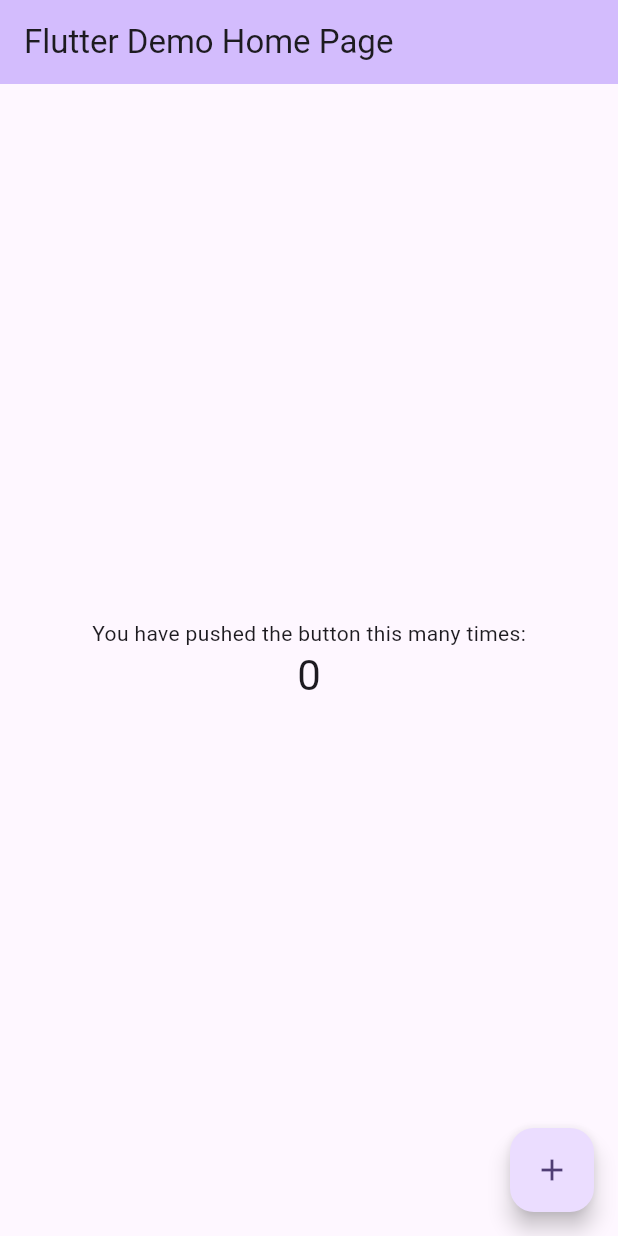
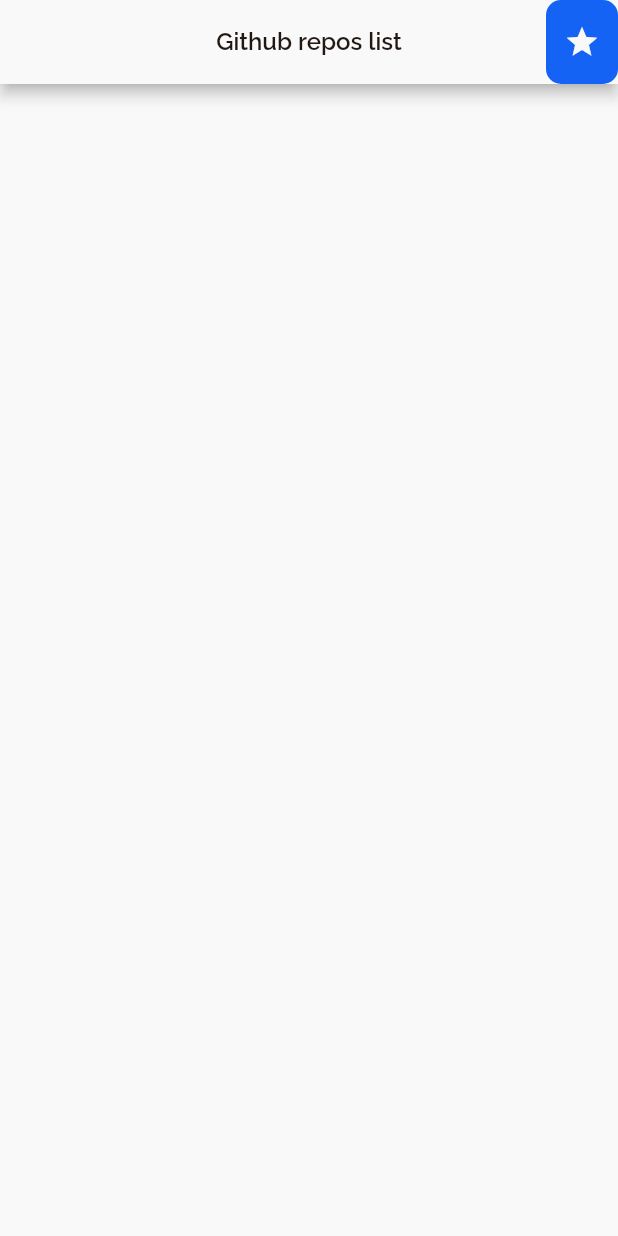
Before and after one commit to valeriiaradzivilo/github_api_project, a Flutter app: the screen it shows after launch, on a phone screen of 412 x 824 dp. Run offline on Flutter 3.47's test engine with Material 2 defaults, Android fonts, the phone set to English and light mode, and no system bars.

Commit message:
added theme

```diff
--- a/lib/main.dart
+++ b/lib/main.dart
@@ -1,4 +1,6 @@
 import 'package:flutter/material.dart';
+import 'package:github_api_project/presentation/initial_screen/initial_screen.dart';
+import 'package:github_api_project/shared/color_scheme.dart';
 
 void main() {
   runApp(const MyApp());
@@ -7,119 +9,13 @@ void main() {
 class MyApp extends StatelessWidget {
   const MyApp({super.key});
 
-  // This widget is the root of your application.
   @override
   Widget build(BuildContext context) {
     return MaterialApp(
-      title: 'Flutter Demo',
-      theme: ThemeData(
-        // This is the theme of your application.
-        //
-        // TRY THIS: Try running your application with "flutter run". You'll see
-        // the application has a blue toolbar. Then, without quitting the app,
-        // try changing the seedColor in the colorScheme below to Colors.green
-        // and then invoke "hot reload" (save your changes or press the "hot
-        // reload" button in a Flutter-supported IDE, or press "r" if you used
-        // the command line to start the app).
-        //
-        // Notice that the counter didn't reset back to zero; the application
-        // state is not lost during the reload. To reset the state, use hot
-        // restart instead.
-        //
-        // This works for code too, not just values: Most code changes can be
-        // tested with just a hot reload.
-        colorScheme: ColorScheme.fromSeed(seedColor: Colors.deepPurple),
-        useMaterial3: true,
-      ),
-      home: const MyHomePage(title: 'Flutter Demo Home Page'),
+      title: 'Github API',
+      theme: customLightTheme(),
+      home: const InitialScreen(),
+      debugShowCheckedModeBanner: false,
     );
   }
 }
-
-class MyHomePage extends StatefulWidget {
-  const MyHomePage({super.key, required this.title});
-
-  // This widget is the home page of your application. It is stateful, meaning
-  // that it has a State object (defined below) that contains fields that affect
-  // how it looks.
-
-  // This class is the configuration for the state. It holds the values (in this
-  // case the title) provided by the parent (in this case the App widget) and
-  // used by the build method of the State. Fields in a Widget subclass are
-  // always marked "final".
-
-  final String title;
-
-  @override
-  State<MyHomePage> createState() => _MyHomePageState();
-}
-
-class _MyHomePageState extends State<MyHomePage> {
-  int _counter = 0;
-
-  void _incrementCounter() {
-    setState(() {
-      // This call to setState tells the Flutter framework that something has
-      // changed in this State, which causes it to rerun the build method below
-      // so that the display can reflect the updated values. If we changed
-      // _counter without calling setState(), then the build method would not be
-      // called again, and so nothing would appear to happen.
-      _counter++;
-    });
-  }
-
-  @override
-  Widget build(BuildContext context) {
-    // This method is rerun every time setState is called, for instance as done
-    // by the _incrementCounter method above.
-    //
-    // The Flutter framework has been optimized to make rerunning build methods
-    // fast, so that you can just rebuild anything that needs updating rather
-    // than having to individually change instances of widgets.
-    return Scaffold(
-      appBar: AppBar(
-        // TRY THIS: Try changing the color here to a specific color (to
-        // Colors.amber, perhaps?) and trigger a hot reload to see the AppBar
-        // change color while the other colors stay the same.
-        backgroundColor: Theme.of(context).colorScheme.inversePrimary,
-        // Here we take the value from the MyHomePage object that was created by
-        // the App.build method, and use it to set our appbar title.
-        title: Text(widget.title),
-      ),
-      body: Center(
-        // Center is a layout widget. It takes a single child and positions it
-        // in the middle of the parent.
-        child: Column(
-          // Column is also a layout widget. It takes a list of children and
-          // arranges them vertically. By default, it sizes itself to fit its
-          // children horizontally, and tries to be as tall as its parent.
-          //
-          // Column has various properties to control how it sizes itself and
-          // how it positions its children. Here we use mainAxisAlignment to
-          // center the children vertically; the main axis here is the vertical
-          // axis because Columns are vertical (the cross axis would be
-          // horizontal).
-          //
-          // TRY THIS: Invoke "debug painting" (choose the "Toggle Debug Paint"
-          // action in the IDE, or press "p" in the console), to see the
-          // wireframe for each widget.
-          mainAxisAlignment: MainAxisAlignment.center,
-          children: <Widget>[
-            const Text(
-              'You have pushed the button this many times:',
-            ),
-            Text(
-              '$_counter',
-              style: Theme.of(context).textTheme.headlineMedium,
-            ),
-          ],
-        ),
-      ),
-      floatingActionButton: FloatingActionButton(
-        onPressed: _incrementCounter,
-        tooltip: 'Increment',
-        child: const Icon(Icons.add),
-      ), // This trailing comma makes auto-formatting nicer for build methods.
-    );
-  }
-}
--- /dev/null
+++ b/lib/presentation/initial_screen/components/star.dart
@@ -0,0 +1,18 @@
+import 'package:flutter/material.dart';
+
+class Star extends StatelessWidget {
+  const Star({super.key});
+
+  @override
+  Widget build(BuildContext context) {
+    return Container(
+      decoration: BoxDecoration(borderRadius: BorderRadius.circular(10), color: Theme.of(context).primaryColor),
+      child: IconButton(
+          onPressed: () {},
+          icon: Icon(
+            Icons.star,
+            color: Theme.of(context).scaffoldBackgroundColor,
+          )),
+    );
+  }
+}
--- /dev/null
+++ b/lib/presentation/initial_screen/initial_screen.dart
@@ -0,0 +1,23 @@
+import 'package:flutter/material.dart';
+import 'package:github_api_project/presentation/initial_screen/components/star.dart';
+
+class InitialScreen extends StatelessWidget {
+  const InitialScreen({super.key});
+
+  @override
+  Widget build(BuildContext context) {
+    return SafeArea(
+      child: Scaffold(
+        appBar: AppBar(
+          backgroundColor: Theme.of(context).scaffoldBackgroundColor,
+          title: Text(
+            'Github repos list',
+            style: Theme.of(context).textTheme.displayLarge,
+          ),
+          centerTitle: true,
+          actions: [Star()],
+        ),
+      ),
+    );
+  }
+}
--- /dev/null
+++ b/lib/shared/color_scheme.dart
@@ -0,0 +1,46 @@
+import "package:flutter/material.dart";
+
+ThemeData customLightTheme() {
+  TextTheme _mainTextTheme(TextTheme base) {
+    return base.copyWith(
+      displayLarge: base.displayLarge?.copyWith(
+        fontFamily: 'Raleway',
+        fontSize: 16.0,
+        fontWeight: FontWeight.w600,
+        color: const Color(0xFF211814),
+      ),
+    );
+  }
+
+  TextTheme _bodyTextTheme(TextTheme base) {
+    return base.copyWith(
+      displayLarge: base.displayLarge?.copyWith(
+        fontFamily: 'Raleway',
+        fontSize: 14.0,
+        fontWeight: FontWeight.w400,
+        color: const Color(0xFF211814),
+      ),
+    );
+  }
+
+  final ThemeData lightTheme = ThemeData.light();
+  return lightTheme.copyWith(
+    primaryTextTheme: _bodyTextTheme(lightTheme.textTheme),
+    textTheme: _mainTextTheme(lightTheme.textTheme),
+    primaryColor: const Color(0xFF1463F5),
+    secondaryHeaderColor: const Color(0xFFE5EDFF),
+    scaffoldBackgroundColor: const Color(0xFFF9F9F9),
+    primaryIconTheme: lightTheme.primaryIconTheme.copyWith(
+      color: Colors.white,
+      size: 20,
+    ),
+    iconTheme: lightTheme.iconTheme.copyWith(
+      color: Colors.white,
+    ),
+    tabBarTheme: lightTheme.tabBarTheme.copyWith(
+      labelColor: const Color(0xFF1463F5),
+      unselectedLabelColor: Colors.grey,
+    ),
+    buttonTheme: lightTheme.buttonTheme.copyWith(buttonColor: const Color(0xFF1463F5)),
+  );
+}
```
Also changed, not shown: pubspec.yaml (+7 -63 lines), fonts/Raleway-Regular.ttf (added), fonts/Raleway-SemiBold.ttf (added).
